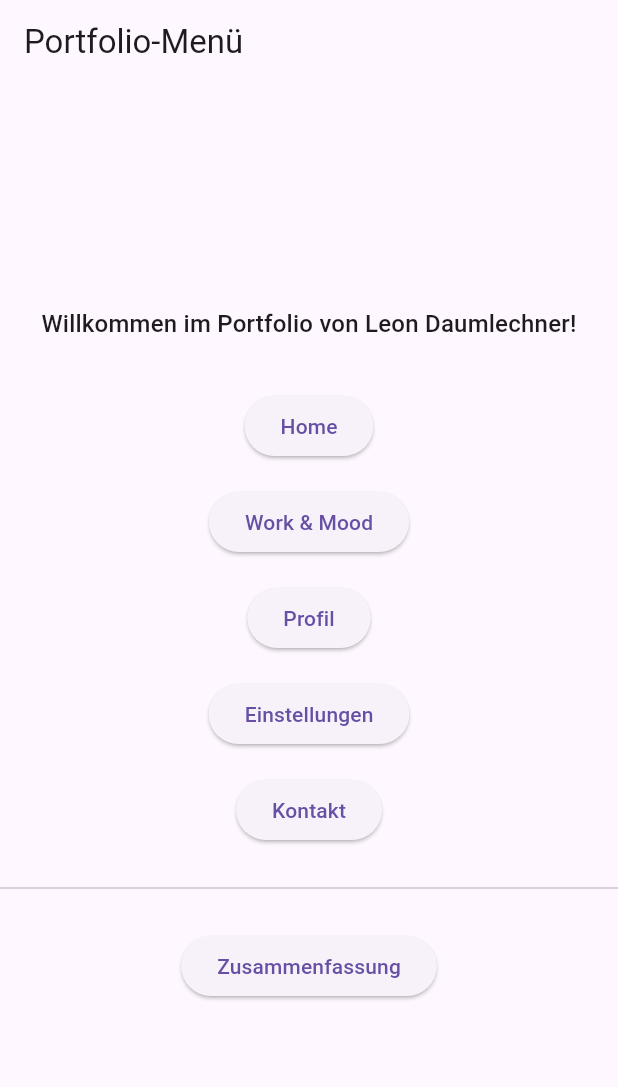
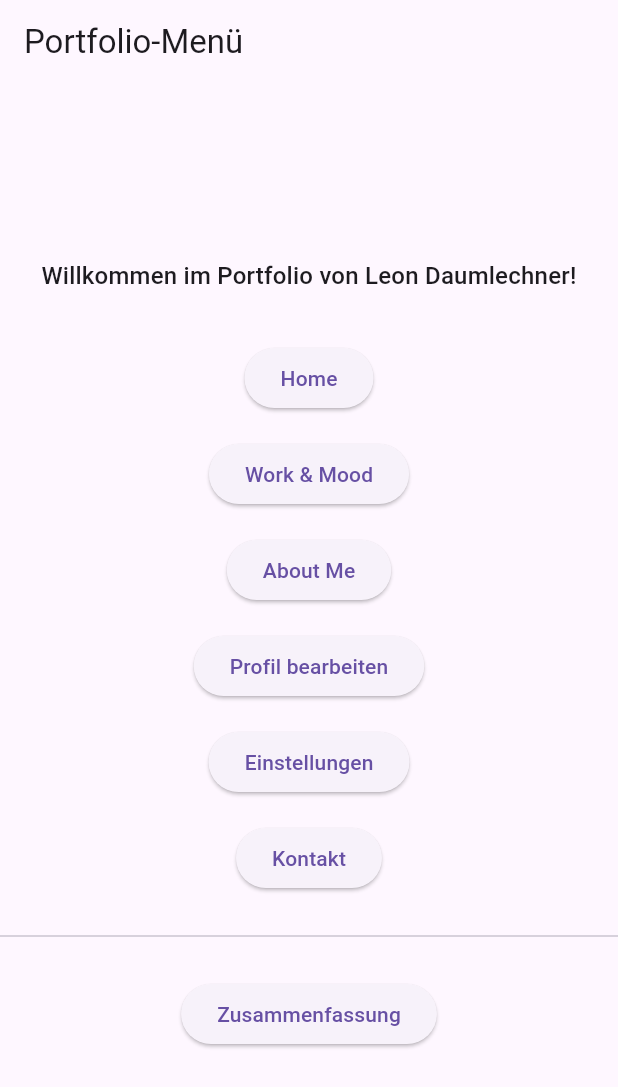
Before and after one commit to DerDaumen1/portfolio_5441141, a Flutter app: the screen it shows after launch, on a phone screen of 412 x 824 dp. Shown: the top 1087 px of the screen. Run offline on Flutter 3.47's test engine with Material 3 defaults, Android fonts, the phone set to English and light mode, and no system bars.

Commit message:
about gibt daten wieder

```diff
--- a/lib/pages/home_menu.dart
+++ b/lib/pages/home_menu.dart
@@ -1,11 +1,11 @@
 import 'package:flutter/material.dart';
 import '../app_data.dart';
 import 'work_page.dart';
+import 'about_page.dart';
 import 'profile_form_page.dart';
 import 'settings_page.dart';
-import 'mood_slider_page.dart';
+import 'contact_page.dart';
 import 'summary_page.dart';
-import 'contact_page.dart';
 
 class HomeMenu extends StatelessWidget {
   final AppData appData;
@@ -25,7 +25,7 @@ class HomeMenu extends StatelessWidget {
         child: Column(
           mainAxisSize: MainAxisSize.min,
           children: [
-            // Begrüßungstext
+            // Begrüßung
             Padding(
               padding: const EdgeInsets.only(bottom: 24),
               child: Text(
@@ -35,20 +35,31 @@ class HomeMenu extends StatelessWidget {
               ),
             ),
 
-            // ► Menü‑Buttons
+            // ► Home zeigt dieses Menü erneut – optional
             _menuButton(
               context,
               title: 'Home',
-              builder: (_) => HomeMenu(appData: appData, onThemeChange: onThemeChange),
+              builder: (_) => this,
             ),
+
+            // ► Work & Mood
             _menuButton(
               context,
               title: 'Work & Mood',
               builder: (_) => WorkPage(data: appData),
             ),
+
+            // ► About‑Seite (Anzeige)
             _menuButton(
               context,
-              title: 'Profil',
+              title: 'About Me',
+              builder: (_) => AboutPage(data: appData),
+            ),
+
+            // ► Profil bearbeiten (Formular)
+            _menuButton(
+              context,
+              title: 'Profil bearbeiten',
               builder: (_) => ProfileFormPage(
                 initialName: appData.name,
                 initialEmail: appData.email,
@@ -61,6 +72,8 @@ class HomeMenu extends StatelessWidget {
                 },
               ),
             ),
+
+            // ► Einstellungen
             _menuButton(
               context,
               title: 'Einstellungen',
@@ -69,12 +82,17 @@ class HomeMenu extends StatelessWidget {
                 onThemeChange: onThemeChange,
               ),
             ),
+
+            // ► Kontakt
             _menuButton(
               context,
               title: 'Kontakt',
               builder: (_) => ContactPage(data: appData),
             ),
+
             const Divider(height: 40),
+
+            // ► Zusammenfassung
             _menuButton(
               context,
               title: 'Zusammenfassung',
@@ -86,6 +104,7 @@ class HomeMenu extends StatelessWidget {
     );
   }
 
+  // Hilfs‑Funktion für Buttons
   Widget _menuButton(
     BuildContext ctx, {
     required String title,
```
Also changed, not shown: lib/pages/about_page.dart (added, +58 -0 lines).
